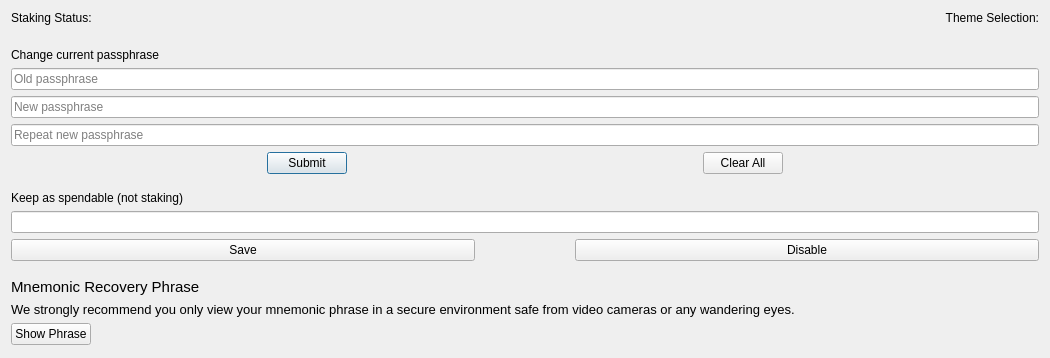
This is src/qt/forms/optionspage.ui in pedrorv0106/DAPS as Qt 5 draws it before an edit; both pictures show x 0 to 1050 and y 0 to 358 of the 1050 by 641 pixel window. The edited form follows.
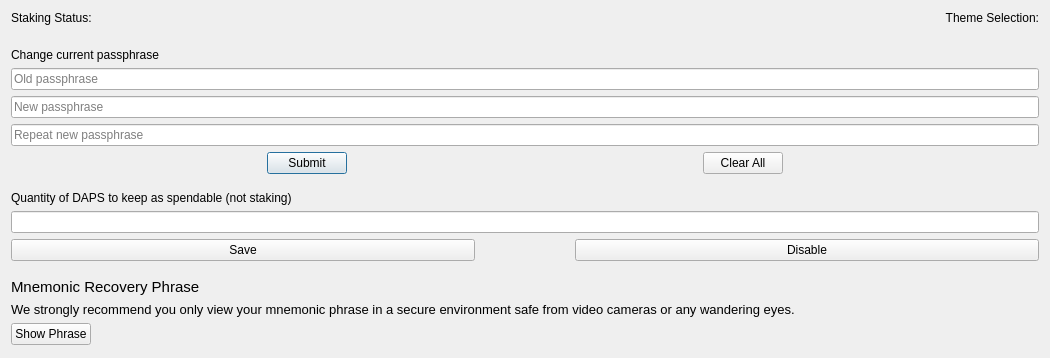
This is the edited form. Custom widgets are drawn as their Qt base class.

Commit message: Correct text

```diff
--- a/src/qt/forms/optionspage.ui
+++ b/src/qt/forms/optionspage.ui
@@ -255,7 +255,7 @@
       </sizepolicy>
      </property>
      <property name="text">
-      <string>Keep as spendable (not staking)</string>
+      <string>Quantity of DAPS to keep as spendable (not staking)</string>
      </property>
     </widget>
    </item>
```
